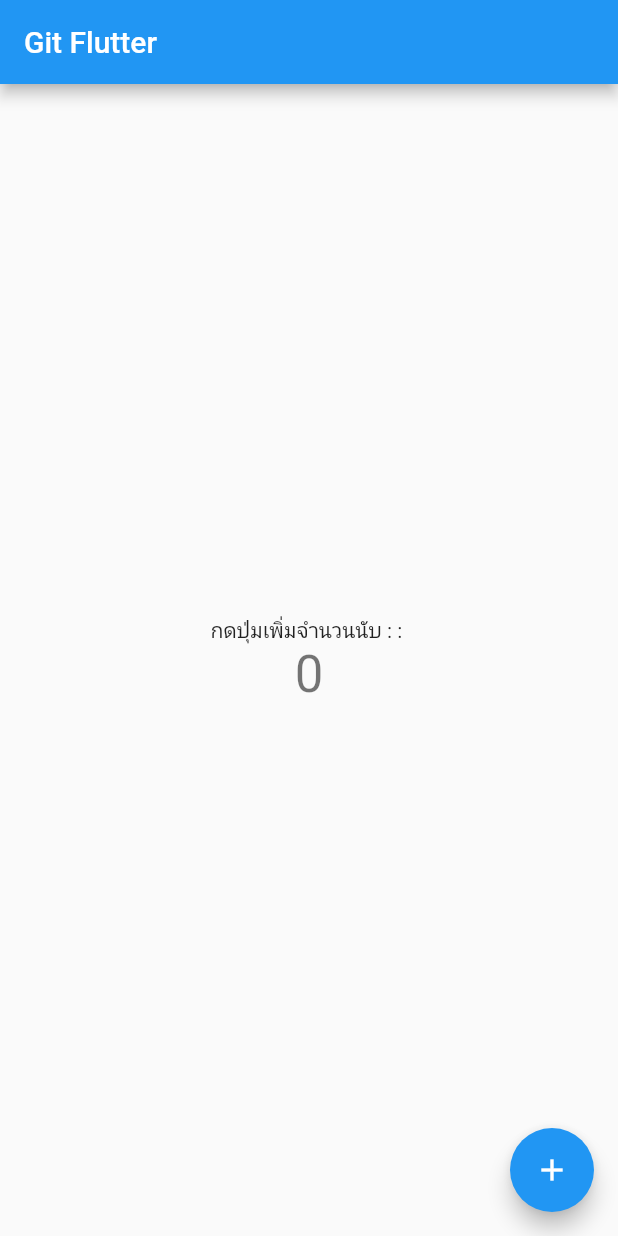
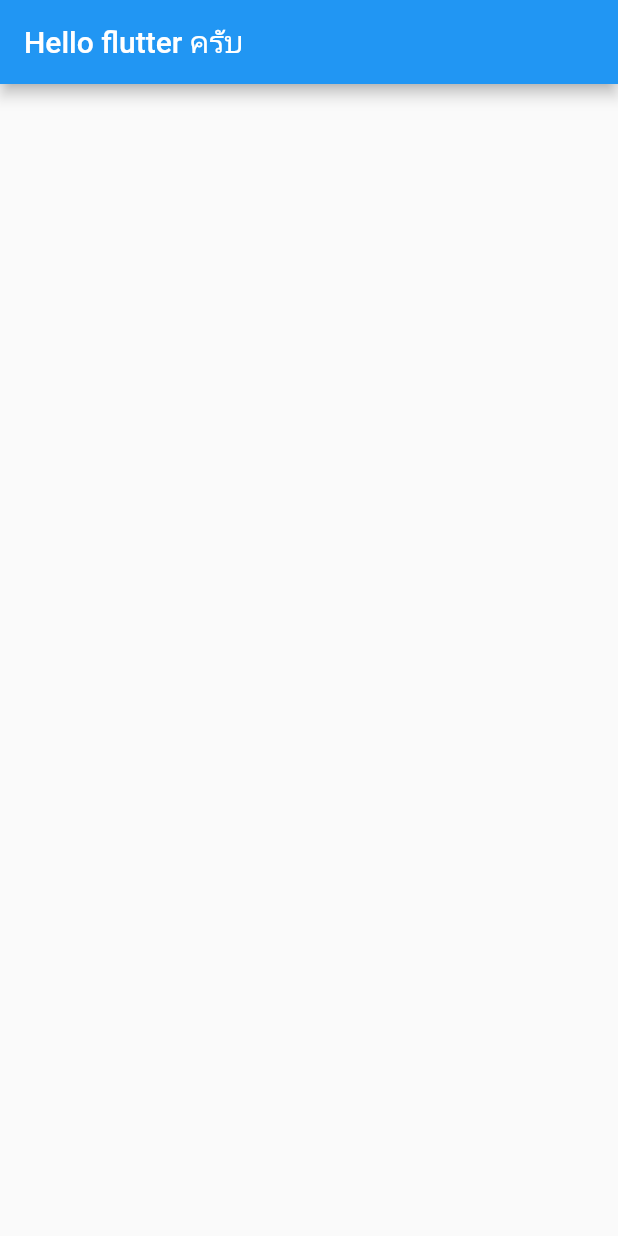
Before and after one commit to phakhawalunJ/flutter-app, a Flutter app: the screen it shows after launch, on a phone screen of 412 x 824 dp. Run offline on Flutter 3.47's test engine with Material 2 defaults, Android fonts, the phone set to English and light mode, and no system bars.

Commit message:
first commit

```diff
--- a/lib/main.dart
+++ b/lib/main.dart
@@ -1,115 +1,13 @@
 import 'package:flutter/material.dart';
 
 void main() {
-  runApp(const MyApp());
+  var app = MaterialApp(
+    title: "My App",
+    home: Scaffold(
+      appBar:AppBar(title: Text("Hello flutter ครับ"),
+
+      ),
+    ),
+  );
+  runApp(app);
 }
-
-class MyApp extends StatelessWidget {
-  const MyApp({Key? key}) : super(key: key);
-
-  // This widget is the root of your application.
-  @override
-  Widget build(BuildContext context) {
-    return MaterialApp(
-      title: 'Flutter Demo',
-      theme: ThemeData(
-        // This is the theme of your application.
-        //
-        // Try running your application with "flutter run". You'll see the
-        // application has a blue toolbar. Then, without quitting the app, try
-        // changing the primarySwatch below to Colors.green and then invoke
-        // "hot reload" (press "r" in the console where you ran "flutter run",
-        // or simply save your changes to "hot reload" in a Flutter IDE).
-        // Notice that the counter didn't reset back to zero; the application
-        // is not restarted.
-        primarySwatch: Colors.blue,
-      ),
-      home: const MyHomePage(title: 'Git Flutter'),
-    );
-  }
-}
-
-class MyHomePage extends StatefulWidget {
-  const MyHomePage({Key? key, required this.title}) : super(key: key);
-
-  // This widget is the home page of your application. It is stateful, meaning
-  // that it has a State object (defined below) that contains fields that affect
-  // how it looks.
-
-  // This class is the configuration for the state. It holds the values (in this
-  // case the title) provided by the parent (in this case the App widget) and
-  // used by the build method of the State. Fields in a Widget subclass are
-  // always marked "final".
-
-  final String title;
-
-  @override
-  State<MyHomePage> createState() => _MyHomePageState();
-}
-
-class _MyHomePageState extends State<MyHomePage> {
-  int _counter = 0;
-
-  void _incrementCounter() {
-    setState(() {
-      // This call to setState tells the Flutter framework that something has
-      // changed in this State, which causes it to rerun the build method below
-      // so that the display can reflect the updated values. If we changed
-      // _counter without calling setState(), then the build method would not be
-      // called again, and so nothing would appear to happen.
-      _counter++;
-    });
-  }
-
-  @override
-  Widget build(BuildContext context) {
-    // This method is rerun every time setState is called, for instance as done
-    // by the _incrementCounter method above.
-    //
-    // The Flutter framework has been optimized to make rerunning build methods
-    // fast, so that you can just rebuild anything that needs updating rather
-    // than having to individually change instances of widgets.
-    return Scaffold(
-      appBar: AppBar(
-        // Here we take the value from the MyHomePage object that was created by
-        // the App.build method, and use it to set our appbar title.
-        title: Text(widget.title),
-      ),
-      body: Center(
-        // Center is a layout widget. It takes a single child and positions it
-        // in the middle of the parent.
-        child: Column(
-          // Column is also a layout widget. It takes a list of children and
-          // arranges them vertically. By default, it sizes itself to fit its
-          // children horizontally, and tries to be as tall as its parent.
-          //
-          // Invoke "debug painting" (press "p" in the console, choose the
-          // "Toggle Debug Paint" action from the Flutter Inspector in Android
-          // Studio, or the "Toggle Debug Paint" command in Visual Studio Code)
-          // to see the wireframe for each widget.
-          //
-          // Column has various properties to control how it sizes itself and
-          // how it positions its children. Here we use mainAxisAlignment to
-          // center the children vertically; the main axis here is the vertical
-          // axis because Columns are vertical (the cross axis would be
-          // horizontal).
-          mainAxisAlignment: MainAxisAlignment.center,
-          children: <Widget>[
-            const Text(
-              'กดปุ่มเพิ่มจำนวนนับ : : ',
-            ),
-            Text(
-              '$_counter',
-              style: Theme.of(context).textTheme.headline4,
-            ),
-          ],
-        ),
-      ),
-      floatingActionButton: FloatingActionButton(
-        onPressed: _incrementCounter,
-        tooltip: 'Increment',
-        child: const Icon(Icons.add),
-      ), // This trailing comma makes auto-formatting nicer for build methods.
-    );
-  }
-}
```
Also changed, not shown: 2 other files.
